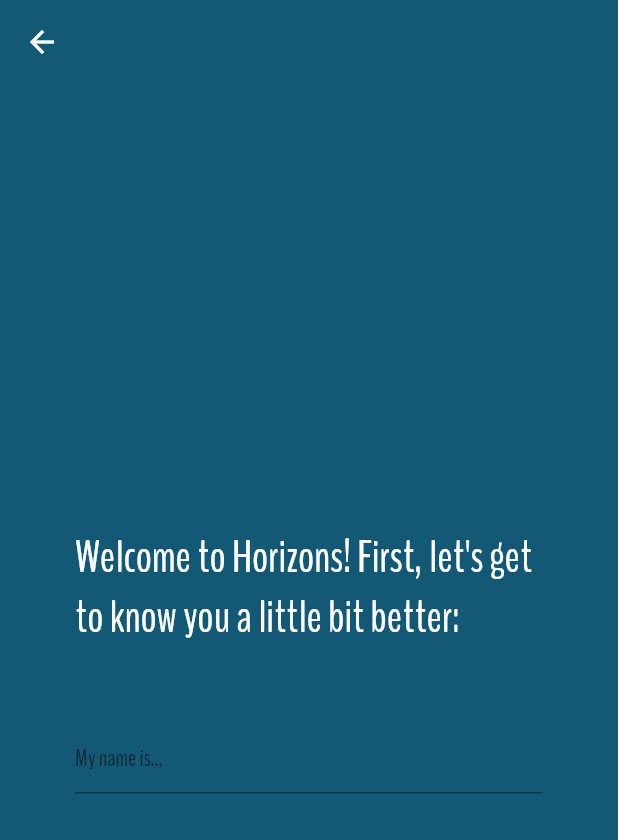
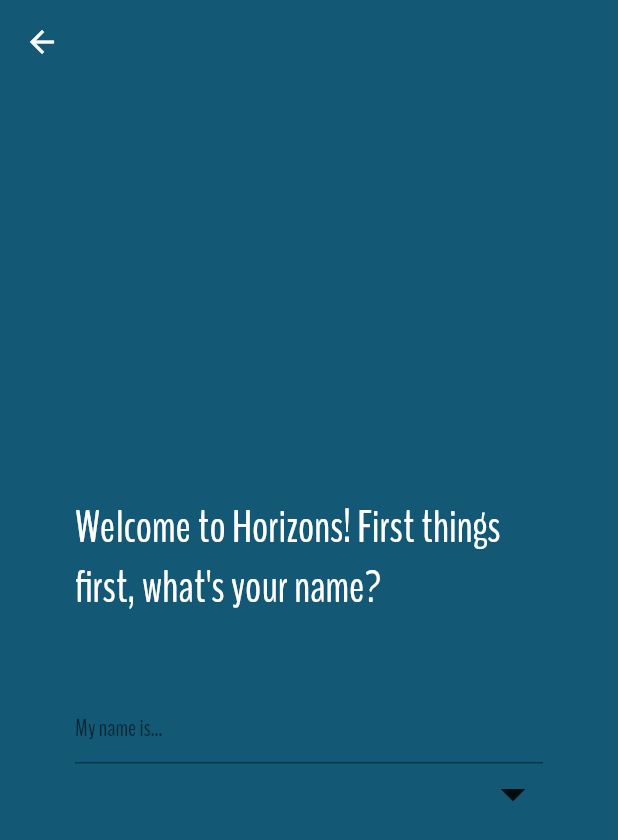
Before and after one commit to EYoung75/Routines-Flutter, a Flutter app: the screen it shows after launch, after a tap on "Get Started", on a phone screen of 412 x 824 dp. Shown: the top 840 px of the screen. Run offline on Flutter 3.47's test engine with Material 2 defaults, Android fonts, the phone set to English and light mode, and no system bars.

Commit message:
working on onboarding

```diff
--- a/lib/main.dart
+++ b/lib/main.dart
@@ -3,9 +3,11 @@ import 'package:routines/screens/ActScreen.dart';
 import "./screens/LandingScreen.dart";
 import "./screens/CreateScreen.dart";
 import "./screens/LoginScreen.dart";
+import "package:flutter/services.dart";
 
 void main() async {
   runApp(Routines());
+  SystemChrome.setPreferredOrientations([DeviceOrientation.portraitUp]);
 }
 
 class Routines extends StatefulWidget {
@@ -23,7 +25,10 @@ class _RoutinesState extends State<Routines> {
         accentColor: Color.fromRGBO(221, 51, 42, 1),
         fontFamily: "BenchNine",
         textTheme: TextTheme(
-          title: TextStyle(fontSize: 30, color: Colors.white, ),
+          title: TextStyle(
+            fontSize: 30,
+            color: Colors.white,
+          ),
           subtitle: TextStyle(fontSize: 30, color: Colors.white),
           body1: TextStyle(fontSize: 24, color: Colors.white),
           button: TextStyle(fontSize: 24, color: Colors.white),
--- a/lib/screens/CreateScreen.dart
+++ b/lib/screens/CreateScreen.dart
@@ -1,6 +1,17 @@
 import "package:flutter/material.dart";
 
-class CreateScreen extends StatelessWidget {
+class CreateScreen extends StatefulWidget {
+  @override
+  _CreateScreenState createState() => _CreateScreenState();
+}
+
+class _CreateScreenState extends State<CreateScreen> {
+  String _name;
+
+  // saveName() {
+  //   Navigator.of(context).push(MaterialPageRoute(builder: (ctx) => ));
+  // }
+
   @override
   Widget build(BuildContext context) {
     return Scaffold(
@@ -17,15 +28,30 @@ class CreateScreen extends StatelessWidget {
           mainAxisAlignment: MainAxisAlignment.center,
           children: <Widget>[
             Text(
-              "Welcome to Horizons! First, let's get to know you a little bit better:",
+              "Welcome to Horizons! First things first, what's your name?",
               style: Theme.of(context).textTheme.title,
             ),
             SizedBox(
               height: 50,
             ),
             TextFormField(
+              onChanged: (value) {
+                setState(() {
+                  _name = value;
+                });
+              },
               decoration:
                   InputDecoration(hintText: "My name is...", hintMaxLines: 32),
+            ),
+            Container(
+              alignment: Alignment.bottomRight,
+              child: InkWell(
+                child: Icon(
+                  Icons.arrow_drop_down,
+                  size: 40,
+                ),
+                onTap: () {},
+              ),
             )
           ],
         ),
```
Also changed, not shown: 7 other files.
